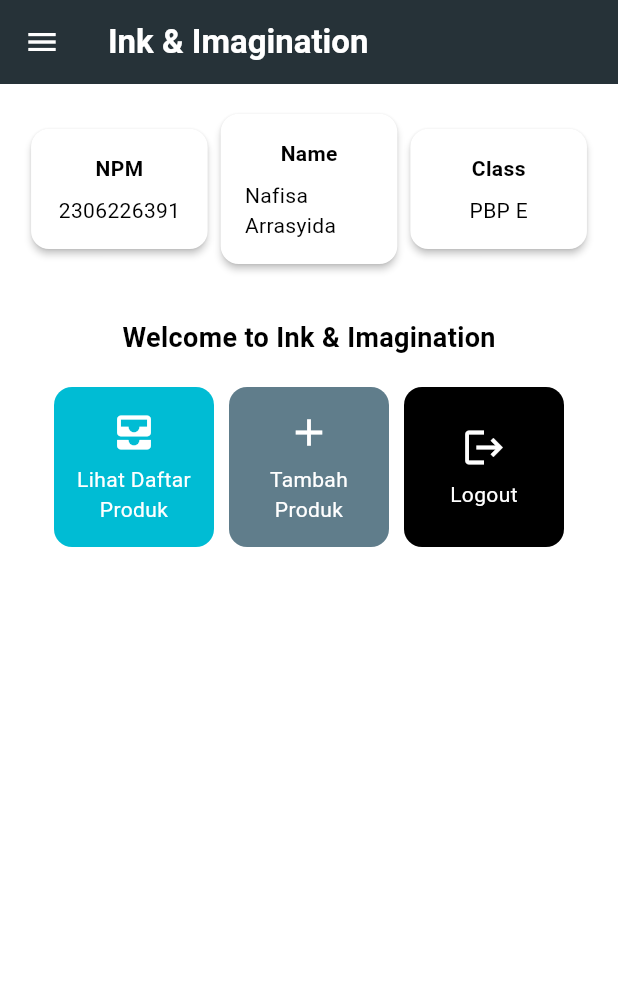
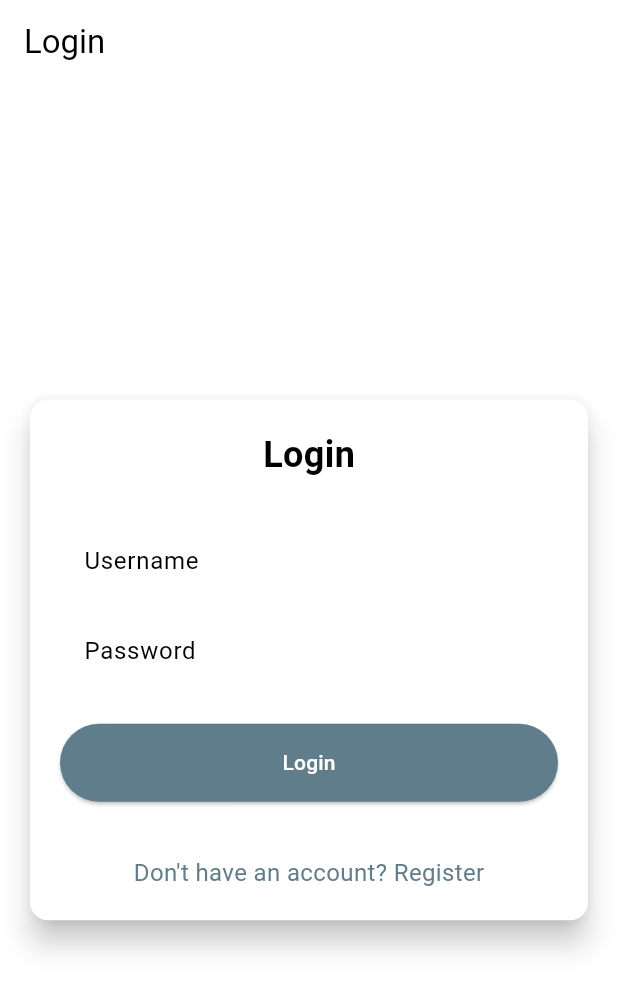
Before and after one commit to na-62/ink-and-imagination-mobile, a Flutter app: the screen it shows after launch, on a phone screen of 412 x 824 dp. Shown: the top 991 px of the screen. Run offline on Flutter 3.47's test engine with Material 3 defaults, Android fonts, the phone set to English and light mode, and no system bars; missing offline and left inert: pbp_django_auth.

Commit message:
finished implementing tugas 9

```diff
--- a/lib/main.dart
+++ b/lib/main.dart
@@ -1,5 +1,7 @@
 import 'package:flutter/material.dart';
-import 'package:ink_and_imagination/screens/menu.dart';
+import 'package:pbp_django_auth/pbp_django_auth.dart';
+import 'package:provider/provider.dart';
+import 'package:ink_and_imagination/screens/login.dart';
 
 void main() {
   runApp(const MyApp());
@@ -11,30 +13,21 @@
   // This widget is the root of your application.
   @override
   Widget build(BuildContext context) {
-    return MaterialApp(
-      title: 'Flutter Demo',
-      theme: ThemeData(
-        // This is the theme of your application.
-        //
-        // TRY THIS: Try running your application with "flutter run". You'll see
-        // the application has a purple toolbar. Then, without quitting the app,
-        // try changing the seedColor in the colorScheme below to Colors.green
-        // and then invoke "hot reload" (save your changes or press the "hot
-        // reload" button in a Flutter-supported IDE, or press "r" if you used
-        // the command line to start the app).
-        //
-        // Notice that the counter didn't reset back to zero; the application
-        // state is not lost during the reload. To reset the state, use hot
-        // restart instead.
-        //
-        // This works for code too, not just values: Most code changes can be
-        // tested with just a hot reload.
-        colorScheme: ColorScheme.fromSwatch(
-          primarySwatch: Colors.blueGrey,
-        ).copyWith(secondary: Colors.blueGrey[900]),
-        useMaterial3: true,
+    return Provider(
+      create: (_) {
+        CookieRequest request = CookieRequest();
+        return request;
+      },
+      child: MaterialApp(
+        title: 'Ink & Imagination',
+        theme: ThemeData(
+          useMaterial3: true,
+          colorScheme: ColorScheme.fromSwatch(
+            primarySwatch: Colors.blueGrey,
+          ).copyWith(secondary: Colors.blueGrey[900]),
+        ),
+        home: const LoginPage(),
       ),
-      home: MyHomePage(),
     );
   }
 }
--- /dev/null
+++ b/lib/screens/login.dart
@@ -0,0 +1,178 @@
+import 'package:ink_and_imagination/screens/menu.dart';
+import 'package:flutter/material.dart';
+import 'package:pbp_django_auth/pbp_django_auth.dart';
+import 'package:provider/provider.dart';
+import 'package:ink_and_imagination/screens/register.dart';
+
+void main() {
+  runApp(const LoginApp());
+}
+
+class LoginApp extends StatelessWidget {
+  const LoginApp({super.key});
+
+  @override
+  Widget build(BuildContext context) {
+    return MaterialApp(
+      title: 'Login',
+      theme: ThemeData(
+        useMaterial3: true,
+        colorScheme: ColorScheme.fromSwatch(
+          primarySwatch: Colors.deepPurple,
+        ).copyWith(secondary: Colors.deepPurple[400]),
+      ),
+      home: const LoginPage(),
+    );
+  }
+}
+
+class LoginPage extends StatefulWidget {
+  const LoginPage({super.key});
+
+  @override
+  State<LoginPage> createState() => _LoginPageState();
+}
+
+class _LoginPageState extends State<LoginPage> {
+  final TextEditingController _usernameController = TextEditingController();
+  final TextEditingController _passwordController = TextEditingController();
+
+  @override
+  Widget build(BuildContext context) {
+    final request = context.watch<CookieRequest>();
+
+    return Scaffold(
+      appBar: AppBar(
+        title: const Text('Login'),
+      ),
+      body: Center(
+        child: SingleChildScrollView(
+          padding: const EdgeInsets.all(16.0),
+          child: Card(
+            elevation: 8,
+            shape: RoundedRectangleBorder(
+              borderRadius: BorderRadius.circular(12.0),
+            ),
+            child: Padding(
+              padding: const EdgeInsets.all(20.0),
+              child: Column(
+                mainAxisSize: MainAxisSize.min,
+                children: [
+                  const Text(
+                    'Login',
+                    style: TextStyle(
+                      fontSize: 24.0,
+                      fontWeight: FontWeight.bold,
+                    ),
+                  ),
+                  const SizedBox(height: 30.0),
+                  TextField(
+                    controller: _usernameController,
+                    decoration: const InputDecoration(
+                      labelText: 'Username',
+                      hintText: 'Enter your username',
+                      border: OutlineInputBorder(
+                        borderRadius: BorderRadius.all(Radius.circular(12.0)),
+                      ),
+                      contentPadding:
+                          EdgeInsets.symmetric(horizontal: 12.0, vertical: 8.0),
+                    ),
+                  ),
+                  const SizedBox(height: 12.0),
+                  TextField(
+                    controller: _passwordController,
+                    decoration: const InputDecoration(
+                      labelText: 'Password',
+                      hintText: 'Enter your password',
+                      border: OutlineInputBorder(
+                        borderRadius: BorderRadius.all(Radius.circular(12.0)),
+                      ),
+                      contentPadding:
+                          EdgeInsets.symmetric(horizontal: 12.0, vertical: 8.0),
+                    ),
+                    obscureText: true,
+                  ),
+                  const SizedBox(height: 24.0),
+                  ElevatedButton(
+                    onPressed: () async {
+                      String username = _usernameController.text;
+                      String password = _passwordController.text;
+
+                      // Cek kredensial
+                      final response = await request
+                          .login("http://127.0.0.1:8000/auth/login/", {
+                        'username': username,
+                        'password': password,
+                      });
+
+                      if (request.loggedIn) {
+                        String message = response['message'];
+                        String uname = response['username'];
+                        if (context.mounted) {
+                          Navigator.pushReplacement(
+                            context,
+                            MaterialPageRoute(
+                                builder: (context) => MyHomePage()),
+                          );
+                          ScaffoldMessenger.of(context)
+                            ..hideCurrentSnackBar()
+                            ..showSnackBar(
+                              SnackBar(
+                                  content:
+                                      Text("$message Selamat datang, $uname.")),
+                            );
+                        }
+                      } else {
+                        if (context.mounted) {
+                          showDialog(
+                            context: context,
+                            builder: (context) => AlertDialog(
+                              title: const Text('Login Gagal'),
+                              content: Text(response['message']),
+                              actions: [
+                                TextButton(
+                                  child: const Text('OK'),
+                                  onPressed: () {
+                                    Navigator.pop(context);
+                                  },
+                                ),
+                              ],
+                            ),
+                          );
+                        }
+                      }
+                    },
+                    style: ElevatedButton.styleFrom(
+                      foregroundColor: Colors.white,
+                      minimumSize: Size(double.infinity, 50),
+                      backgroundColor: Theme.of(context).colorScheme.primary,
+                      padding: const EdgeInsets.symmetric(vertical: 16.0),
+                    ),
+                    child: const Text('Login'),
+                  ),
+                  const SizedBox(height: 36.0),
+                  GestureDetector(
+                    onTap: () {
+                      Navigator.push(
+                        context,
+                        MaterialPageRoute(
+                            builder: (context) => const RegisterPage()),
+                      );
+                    },
+                    child: Text(
+                      'Don\'t have an account? Register',
+                      style: TextStyle(
+                        color: Theme.of(context).colorScheme.primary,
+                        fontSize: 16.0,
+                      ),
+                    ),
+                  ),
+                ],
+              ),
+            ),
+          ),
+        ),
+      ),
+    );
+  }
+}
--- a/pubspec.yaml
+++ b/pubspec.yaml
@@ -35,6 +35,9 @@
   # The following adds the Cupertino Icons font to your application.
   # Use with the CupertinoIcons class for iOS style icons.
   cupertino_icons: ^1.0.8
+  provider: ^6.1.2
+  pbp_django_auth: ^0.4.0
+  http: ^1.2.2
 
 dev_dependencies:
   flutter_test:
```
Also changed, not shown: lib/models/product.dart (added, +63 -0 lines), lib/screens/addproduct_form.dart (+64 -33 lines), lib/screens/list_product.dart (added, +89 -0 lines), lib/screens/register.dart (added, +163 -0 lines), lib/widgets/left_drawer.dart (+13 -1 lines), lib/widgets/product_card.dart (+33 -1 lines), pubspec.lock, 2 other files.
